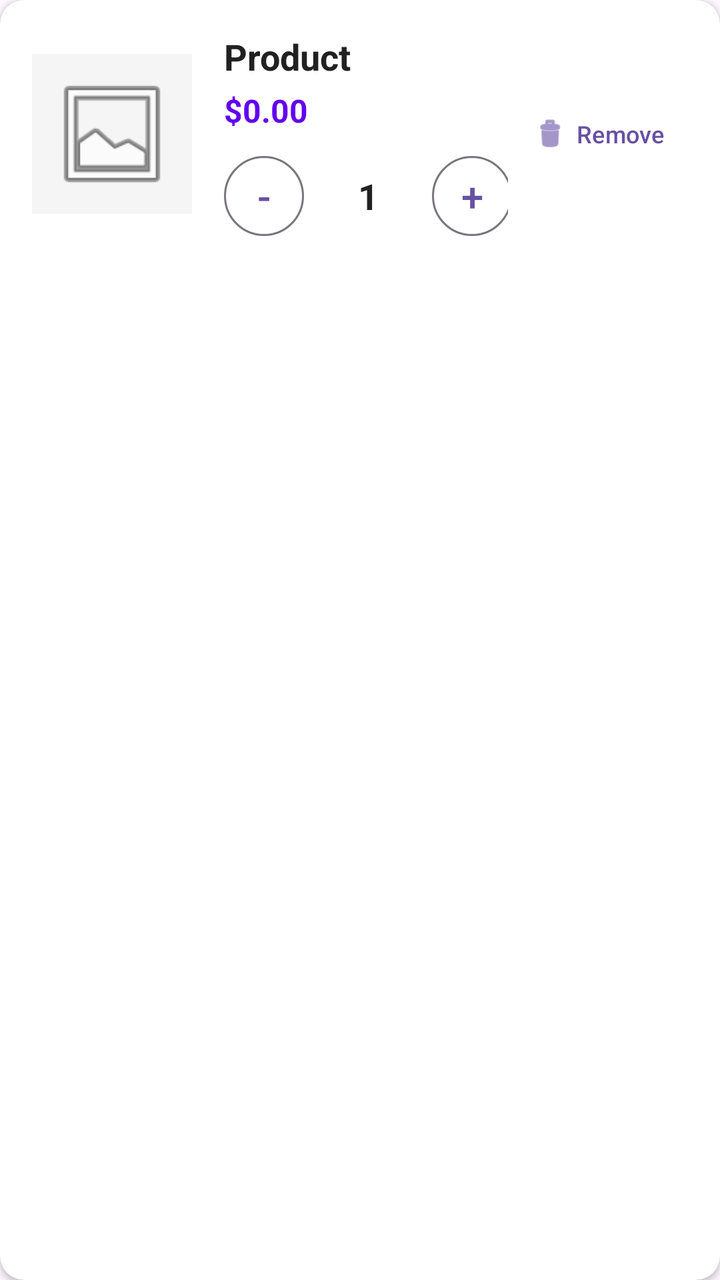
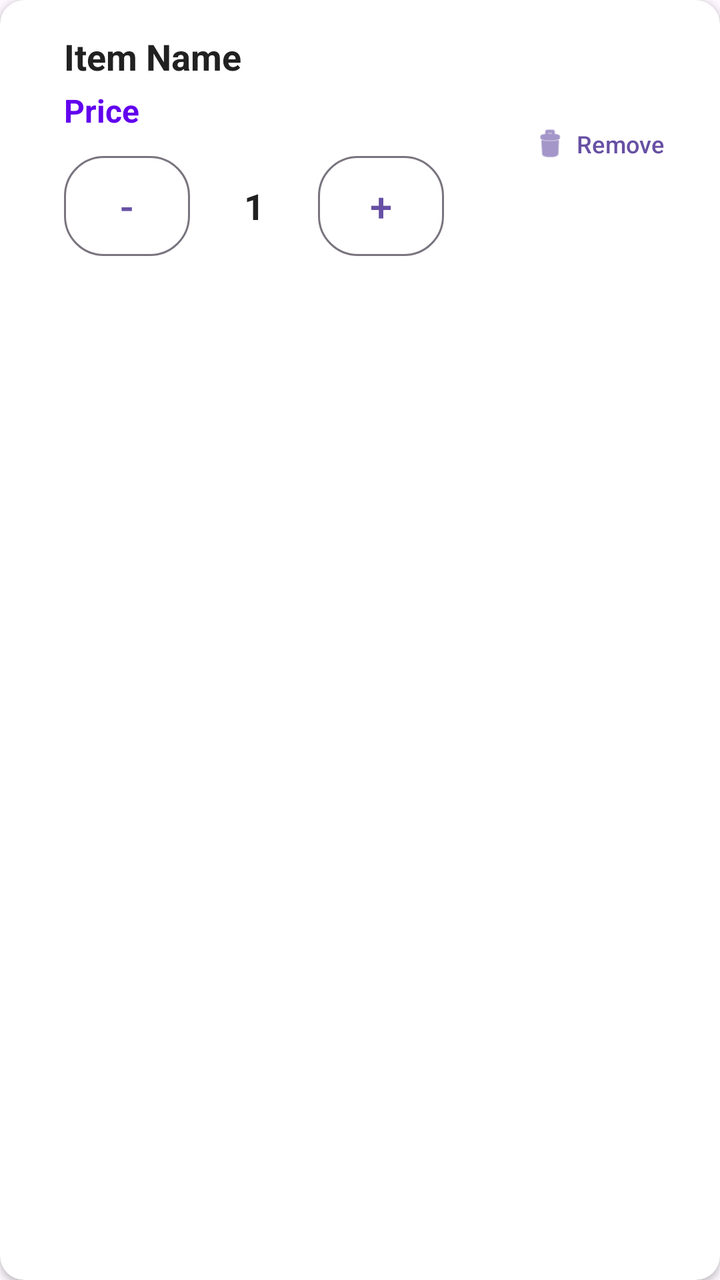

Screens rendered from an Android XML layout before and after an edit, with the pre-edit source and the edit as a unified diff.
<!-- AndroidManifest.xml: application theme Theme.MyApplication_MainMenu1 -->
<!-- res/layout/item_cart.xml -->
<?xml version="1.0" encoding="utf-8"?>
<com.google.android.material.card.MaterialCardView xmlns:android="http://schemas.android.com/apk/res/android"
    xmlns:app="http://schemas.android.com/apk/res-auto"
    android:layout_margin="8dp"
    android:layout_width="match_parent"
    android:layout_height="wrap_content"
    app:cardCornerRadius="12dp"
    app:cardElevation="2dp"
    app:strokeWidth="0dp"
    app:cardBackgroundColor="@color/surface">

    <LinearLayout
        android:orientation="horizontal"
        android:padding="16dp"
        android:layout_width="match_parent"
        android:layout_height="wrap_content"
        android:gravity="center_vertical">

        <ImageView
            android:id="@+id/ivProduct"
            android:layout_width="80dp"
            android:layout_height="80dp"
            android:src="@android:drawable/ic_menu_gallery"
            android:scaleType="centerCrop"
            android:background="@color/surface_dark"
            android:padding="8dp" />

        <LinearLayout
            android:orientation="vertical"
            android:layout_marginStart="16dp"
            android:layout_width="0dp"
            android:layout_weight="1"
            android:layout_height="wrap_content">

            <TextView
                android:id="@+id/tvName"
                android:text="Product"
                android:textSize="18sp"
                android:textStyle="bold"
                android:textColor="@color/text_primary"
                android:layout_width="wrap_content"
                android:layout_height="wrap_content"/>

            <TextView
                android:id="@+id/tvPrice"
                android:text="$0.00"
                android:textSize="16sp"
                android:textColor="@color/primary"
                android:textStyle="bold"
                android:layout_marginTop="4dp"
                android:layout_width="wrap_content"
                android:layout_height="wrap_content"/>

            <LinearLayout
                android:orientation="horizontal"
                android:layout_marginTop="12dp"
                android:layout_width="wrap_content"
                android:layout_height="wrap_content"
                android:gravity="center_vertical">

                <com.google.android.material.button.MaterialButton
                    android:id="@+id/btnMinus"
                    android:text="-"
                    android:minHeight="48dp"
                    android:minWidth="48dp"
                    android:insetTop="0dp"
                    android:insetBottom="0dp"
                    android:padding="0dp"
                    android:textSize="20sp"
                    android:layout_width="40dp"
                    android:layout_height="40dp"
                    style="@style/Widget.Material3.Button.OutlinedButton"
                    app:cornerRadius="20dp" />

                <TextView
                    android:id="@+id/tvQuantity"
                    android:text="1"
                    android:gravity="center"
                    android:textSize="18sp"
                    android:textStyle="bold"
                    android:textColor="@color/text_primary"
                    android:layout_width="48dp"
                    android:layout_height="wrap_content"
                    android:layout_marginHorizontal="8dp"/>

                <com.google.android.material.button.MaterialButton
                    android:id="@+id/btnAdd"
                    android:text="+"
                    android:minWidth="48dp"
                    android:minHeight="48dp"
                    android:insetTop="0dp"
                    android:insetBottom="0dp"
                    android:padding="0dp"
                    android:textSize="20sp"
                    android:layout_width="40dp"
                    android:layout_height="40dp"
                    style="@style/Widget.Material3.Button.OutlinedButton"
                    app:cornerRadius="20dp" />

            </LinearLayout>

        </LinearLayout>

        <com.google.android.material.button.MaterialButton
            android:id="@+id/btnRemove"
            android:text="@string/remove"
            android:minWidth="0dp"
            android:minHeight="48dp"
            android:insetTop="0dp"
            android:insetBottom="0dp"
            android:paddingHorizontal="12dp"
            android:paddingVertical="8dp"
            android:textSize="12sp"
            android:layout_width="wrap_content"
            android:layout_height="wrap_content"
            style="@style/Widget.Material3.Button.TextButton"
            app:icon="@android:drawable/ic_menu_delete"
            app:iconGravity="textStart"
            app:iconPadding="4dp" />

    </LinearLayout>

</com.google.android.material.card.MaterialCardView>
<!-- resources referenced by this layout -->
<resources>
  <color name="primary">#6200EE</color>
  <color name="surface">#FFFFFF</color>
  <color name="surface_dark">#F5F5F5</color>
  <color name="text_primary">#212121</color>
  <string name="remove">Remove</string>
  <style name="Theme.MyApplication_MainMenu1" parent="Base.Theme.MyApplication_MainMenu1" />
  <style name="Base.Theme.MyApplication_MainMenu1" parent="Theme.Material3.DayNight.NoActionBar">
          
          
      </style>
</resources>

<!-- the commit's change to res/layout/item_cart.xml (unified diff, before → after) -->
@@ -16,85 +16,76 @@
         android:layout_height="wrap_content"
         android:gravity="center_vertical">
 
-        <ImageView
-            android:id="@+id/ivProduct"
-            android:layout_width="80dp"
-            android:layout_height="80dp"
-            android:src="@android:drawable/ic_menu_gallery"
-            android:scaleType="centerCrop"
-            android:background="@color/surface_dark"
-            android:padding="8dp" />
-
         <LinearLayout
-            android:orientation="vertical"
+            android:layout_width="0dp"
+            android:layout_height="wrap_content"
             android:layout_marginStart="16dp"
-            android:layout_width="0dp"
             android:layout_weight="1"
-            android:layout_height="wrap_content">
+            android:orientation="vertical">
 
             <TextView
                 android:id="@+id/tvName"
-                android:text="Product"
+                android:layout_width="wrap_content"
+                android:layout_height="wrap_content"
+                android:text="@string/item_name"
+                android:textColor="@color/text_primary"
                 android:textSize="18sp"
-                android:textStyle="bold"
-                android:textColor="@color/text_primary"
-                android:layout_width="wrap_content"
-                android:layout_height="wrap_content"/>
+                android:textStyle="bold" />
 
             <TextView
                 android:id="@+id/tvPrice"
-                android:text="$0.00"
+                android:layout_width="wrap_content"
+                android:layout_height="wrap_content"
+                android:layout_marginTop="4dp"
+                android:text="@string/price"
+                android:textColor="@color/primary"
                 android:textSize="16sp"
-                android:textColor="@color/primary"
-                android:textStyle="bold"
-                android:layout_marginTop="4dp"
-                android:layout_width="wrap_content"
-                android:layout_height="wrap_content"/>
+                android:textStyle="bold" />
 
             <LinearLayout
-                android:orientation="horizontal"
-                android:layout_marginTop="12dp"
                 android:layout_width="wrap_content"
                 android:layout_height="wrap_content"
-                android:gravity="center_vertical">
+                android:layout_marginTop="12dp"
+                android:gravity="center_vertical"
+                android:orientation="horizontal">
 
                 <com.google.android.material.button.MaterialButton
                     android:id="@+id/btnMinus"
-                    android:text="-"
-                    android:minHeight="48dp"
-                    android:minWidth="48dp"
+                    style="@style/Widget.Material3.Button.OutlinedButton"
+                    android:layout_width="63dp"
+                    android:layout_height="50dp"
                     android:insetTop="0dp"
                     android:insetBottom="0dp"
+                    android:minWidth="48dp"
+                    android:minHeight="48dp"
                     android:padding="0dp"
+                    android:text="-"
                     android:textSize="20sp"
-                    android:layout_width="40dp"
-                    android:layout_height="40dp"
-                    style="@style/Widget.Material3.Button.OutlinedButton"
                     app:cornerRadius="20dp" />
 
                 <TextView
                     android:id="@+id/tvQuantity"
-                    android:text="1"
-                    android:gravity="center"
-                    android:textSize="18sp"
-                    android:textStyle="bold"
-                    android:textColor="@color/text_primary"
                     android:layout_width="48dp"
                     android:layout_height="wrap_content"
-                    android:layout_marginHorizontal="8dp"/>
+                    android:layout_marginHorizontal="8dp"
+                    android:gravity="center"
+                    android:text="1"
+                    android:textColor="@color/text_primary"
+                    android:textSize="18sp"
+                    android:textStyle="bold" />
 
                 <com.google.android.material.button.MaterialButton
                     android:id="@+id/btnAdd"
-                    android:text="+"
-                    android:minWidth="48dp"
-                    android:minHeight="48dp"
+                    style="@style/Widget.Material3.Button.OutlinedButton"
+                    android:layout_width="63dp"
+                    android:layout_height="50dp"
                     android:insetTop="0dp"
                     android:insetBottom="0dp"
+                    android:minWidth="50dp"
+                    android:minHeight="50dp"
                     android:padding="0dp"
+                    android:text="+"
                     android:textSize="20sp"
-                    android:layout_width="40dp"
-                    android:layout_height="40dp"
-                    style="@style/Widget.Material3.Button.OutlinedButton"
                     app:cornerRadius="20dp" />
 
             </LinearLayout>
@@ -103,17 +94,17 @@
 
         <com.google.android.material.button.MaterialButton
             android:id="@+id/btnRemove"
-            android:text="@string/remove"
+            style="@style/Widget.Material3.Button.TextButton"
+            android:layout_width="wrap_content"
+            android:layout_height="wrap_content"
+            android:insetTop="0dp"
+            android:insetBottom="0dp"
             android:minWidth="0dp"
             android:minHeight="48dp"
-            android:insetTop="0dp"
-            android:insetBottom="0dp"
             android:paddingHorizontal="12dp"
             android:paddingVertical="8dp"
+            android:text="@string/remove"
             android:textSize="12sp"
-            android:layout_width="wrap_content"
-            android:layout_height="wrap_content"
-            style="@style/Widget.Material3.Button.TextButton"
             app:icon="@android:drawable/ic_menu_delete"
             app:iconGravity="textStart"
             app:iconPadding="4dp" />
<!-- resource entries referenced after the edit -->
@@ -2,8 +2,9 @@
 <resources>
   <color name="primary">#6200EE</color>
   <color name="surface">#FFFFFF</color>
-  <color name="surface_dark">#F5F5F5</color>
   <color name="text_primary">#212121</color>
+  <string name="item_name">Item Name</string>
+  <string name="price">Price</string>
   <string name="remove">Remove</string>
   <style name="Theme.MyApplication_MainMenu1" parent="Base.Theme.MyApplication_MainMenu1" />
   <style name="Base.Theme.MyApplication_MainMenu1" parent="Theme.Material3.DayNight.NoActionBar">
